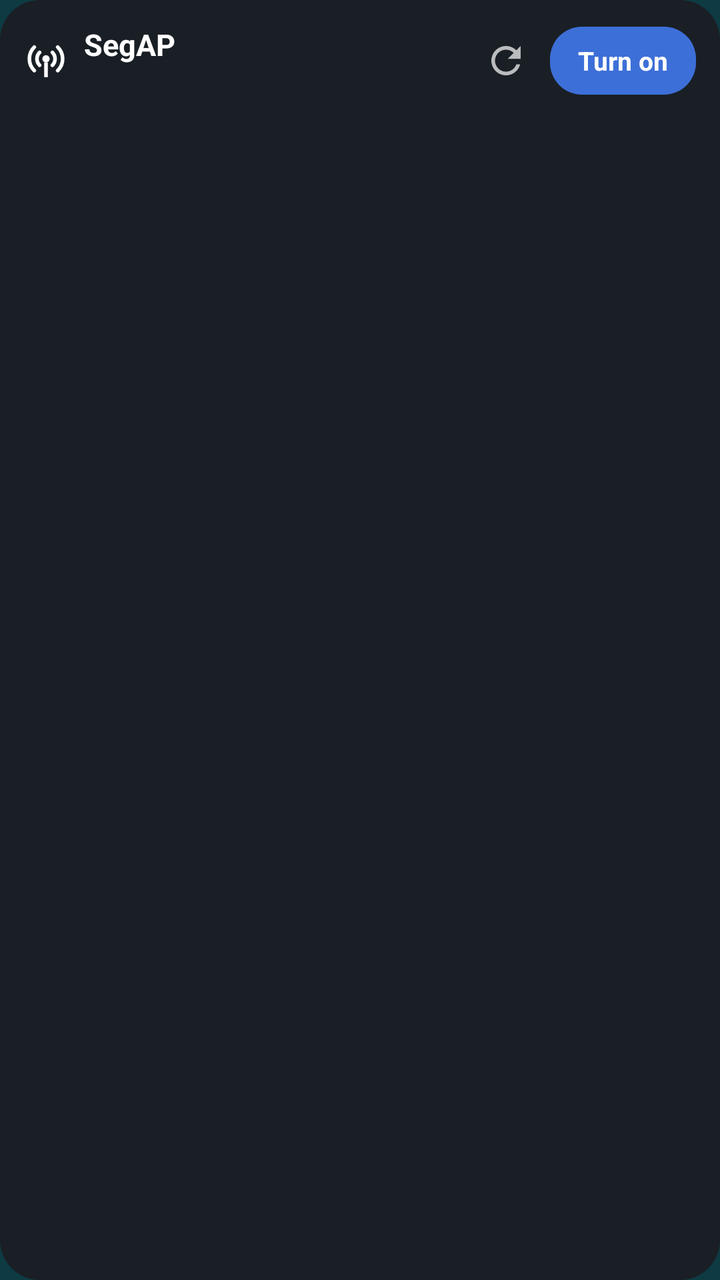
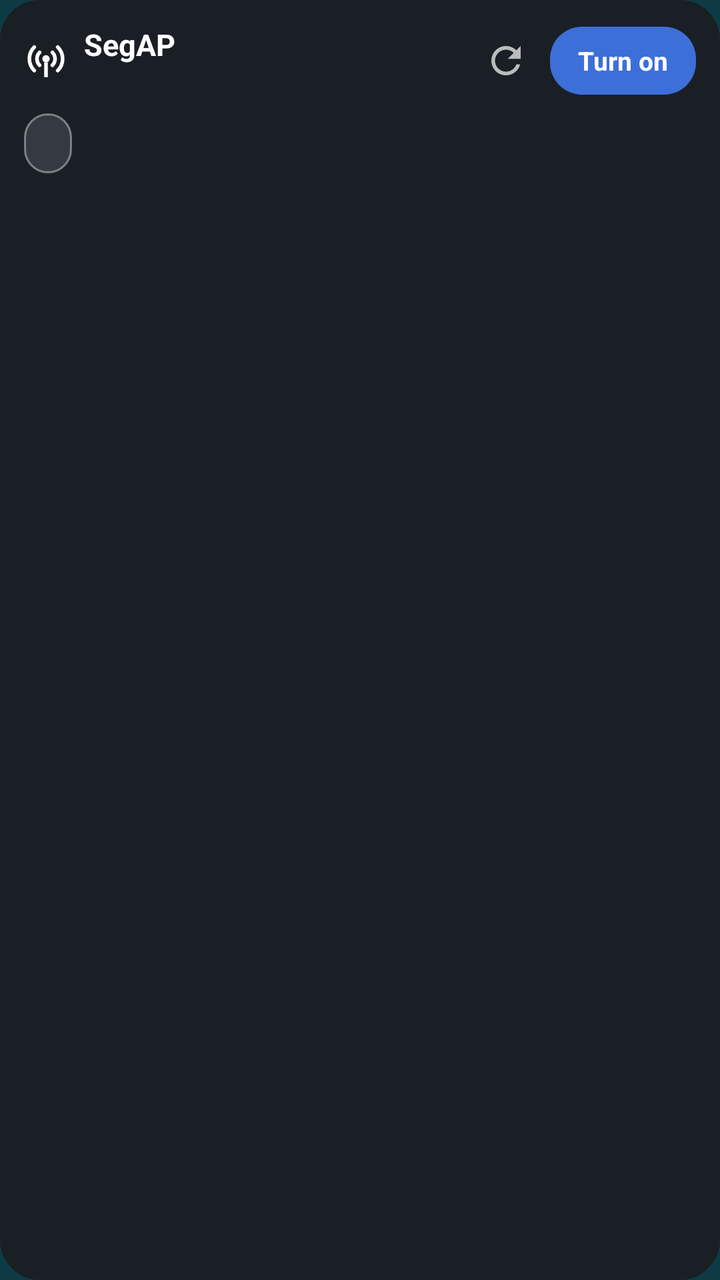

The first picture is an Android layout as it rendered before a commit; the second is the same layout after the commit. The layout source and the unified diff follow.
<!-- AndroidManifest.xml: application theme Theme.MultiHotspot -->
<!-- res/layout/widget_hotspot.xml -->
<?xml version="1.0" encoding="utf-8"?>
<LinearLayout xmlns:android="http://schemas.android.com/apk/res/android"
    android:id="@+id/widget_root"
    android:layout_width="match_parent"
    android:layout_height="match_parent"
    android:background="@drawable/widget_bg"
    android:orientation="vertical"
    android:padding="12dp">

    <LinearLayout
        android:layout_width="match_parent"
        android:layout_height="wrap_content"
        android:gravity="center_vertical"
        android:orientation="horizontal">

        <ImageView
            android:id="@+id/widget_icon"
            android:layout_width="22dp"
            android:layout_height="22dp"
            android:contentDescription="@null"
            android:src="@drawable/ic_hotspot" />

        <LinearLayout
            android:layout_width="0dp"
            android:layout_height="wrap_content"
            android:layout_marginStart="8dp"
            android:layout_weight="1"
            android:orientation="vertical">

            <TextView
                android:id="@+id/widget_title"
                android:layout_width="match_parent"
                android:layout_height="wrap_content"
                android:ellipsize="end"
                android:maxLines="1"
                android:text="@string/app_name"
                android:textColor="#FFFFFFFF"
                android:textSize="15sp"
                android:textStyle="bold" />

            <TextView
                android:id="@+id/widget_info"
                android:layout_width="match_parent"
                android:layout_height="wrap_content"
                android:ellipsize="end"
                android:maxLines="2"
                android:textColor="#B3FFFFFF"
                android:textSize="12sp" />
        </LinearLayout>

        <ImageView
            android:id="@+id/widget_refresh"
            android:layout_width="36dp"
            android:layout_height="36dp"
            android:contentDescription="@string/widget_refresh"
            android:padding="7dp"
            android:src="@drawable/ic_refresh" />

        <TextView
            android:id="@+id/widget_toggle"
            android:layout_width="wrap_content"
            android:layout_height="34dp"
            android:layout_marginStart="4dp"
            android:background="@drawable/widget_button_on"
            android:gravity="center"
            android:paddingStart="14dp"
            android:paddingEnd="14dp"
            android:text="@string/widget_turn_on"
            android:textColor="#FFFFFFFF"
            android:textSize="13sp"
            android:textStyle="bold" />
    </LinearLayout>

    <TextView
        android:id="@+id/widget_message"
        android:layout_width="match_parent"
        android:layout_height="wrap_content"
        android:layout_marginTop="6dp"
        android:ellipsize="end"
        android:maxLines="2"
        android:textColor="#FFFFB4AB"
        android:textSize="12sp"
        android:visibility="gone" />

    <LinearLayout
        android:id="@+id/widget_clients"
        android:layout_width="match_parent"
        android:layout_height="wrap_content"
        android:layout_marginTop="8dp"
        android:orientation="vertical" />
</LinearLayout>
<!-- resources referenced by this layout -->
<resources>
  <!-- drawable ic_hotspot (drawable) -->
  <?xml version="1.0" encoding="utf-8"?>
  <vector xmlns:android="http://schemas.android.com/apk/res/android"
      android:width="24dp"
      android:height="24dp"
      android:viewportWidth="24"
      android:viewportHeight="24">
      <path
          android:fillColor="#FFFFFFFF"
          android:pathData="M12,11m-2,0a2,2 0,1 1,4 0a2,2 0,1 1,-4 0" />
      <path
          android:fillColor="#00000000"
          android:strokeColor="#FFFFFFFF"
          android:strokeWidth="2"
          android:strokeLineCap="round"
          android:pathData="M8.5,7.5a5,5 0,0 0,0 7M15.5,7.5a5,5 0,0 1,0 7M5.6,4.6a9,9 0,0 0,0 12.8M18.4,4.6a9,9 0,0 1,0 12.8" />
      <path
          android:fillColor="#FFFFFFFF"
          android:pathData="M11,13h2v8h-2z" />
  </vector>
  <!-- drawable ic_refresh (drawable) -->
  <?xml version="1.0" encoding="utf-8"?>
  <vector xmlns:android="http://schemas.android.com/apk/res/android"
      android:width="24dp"
      android:height="24dp"
      android:viewportWidth="24"
      android:viewportHeight="24">
      <path
          android:fillColor="#B3FFFFFF"
          android:pathData="M17.65,6.35C16.2,4.9 14.21,4 12,4c-4.42,0 -7.99,3.58 -7.99,8s3.57,8 7.99,8c3.73,0 6.84,-2.55 7.73,-6h-2.08c-0.82,2.33 -3.04,4 -5.65,4 -3.31,0 -6,-2.69 -6,-6s2.69,-6 6,-6c1.66,0 3.14,0.69 4.22,1.78L13,11h7V4l-2.35,2.35z" />
  </vector>
  <!-- drawable widget_bg (drawable) -->
  <?xml version="1.0" encoding="utf-8"?>
  <shape xmlns:android="http://schemas.android.com/apk/res/android" android:shape="rectangle">
      <solid android:color="#E61B1C22" />
      <corners android:radius="20dp" />
  </shape>
  <!-- drawable widget_button_on (drawable) -->
  <?xml version="1.0" encoding="utf-8"?>
  <shape xmlns:android="http://schemas.android.com/apk/res/android" android:shape="rectangle">
      <solid android:color="#FF3D6FD8" />
      <corners android:radius="16dp" />
  </shape>
  <string name="app_name">SegAP</string>
  <string name="widget_refresh">Refresh</string>
  <string name="widget_turn_on">Turn on</string>
  <style name="Theme.MultiHotspot" parent="android:Theme.Material.NoActionBar">
          <item name="android:statusBarColor">@android:color/transparent</item>
          <item name="android:navigationBarColor">@android:color/transparent</item>
          <item name="android:windowBackground">@color/launcher_bg</item>
      </style>
  <color name="launcher_bg">#FF0E3B43</color>
</resources>

<!-- the commit's change to res/layout/widget_hotspot.xml (unified diff, before → after) -->
@@ -71,6 +71,22 @@
             android:textStyle="bold" />
     </LinearLayout>
 
+    
+    <TextView
+        android:id="@+id/widget_profile"
+        android:layout_width="wrap_content"
+        android:layout_height="30dp"
+        android:layout_marginTop="8dp"
+        android:background="@drawable/widget_chip_bg"
+        android:ellipsize="end"
+        android:gravity="center_vertical"
+        android:maxLines="1"
+        android:maxWidth="240dp"
+        android:paddingStart="12dp"
+        android:paddingEnd="12dp"
+        android:textColor="#FFFFFFFF"
+        android:textSize="13sp" />
+
     <TextView
         android:id="@+id/widget_message"
         android:layout_width="match_parent"
<!-- resource entries referenced after the edit -->
@@ -43,6 +43,13 @@
       <solid android:color="#FF3D6FD8" />
       <corners android:radius="16dp" />
   </shape>
+  <!-- drawable widget_chip_bg (drawable) -->
+  <?xml version="1.0" encoding="utf-8"?>
+  <shape xmlns:android="http://schemas.android.com/apk/res/android" android:shape="rectangle">
+      <solid android:color="#1FFFFFFF" />
+      <stroke android:width="1dp" android:color="#66FFFFFF" />
+      <corners android:radius="15dp" />
+  </shape>
   <string name="app_name">SegAP</string>
   <string name="widget_refresh">Refresh</string>
   <string name="widget_turn_on">Turn on</string>
